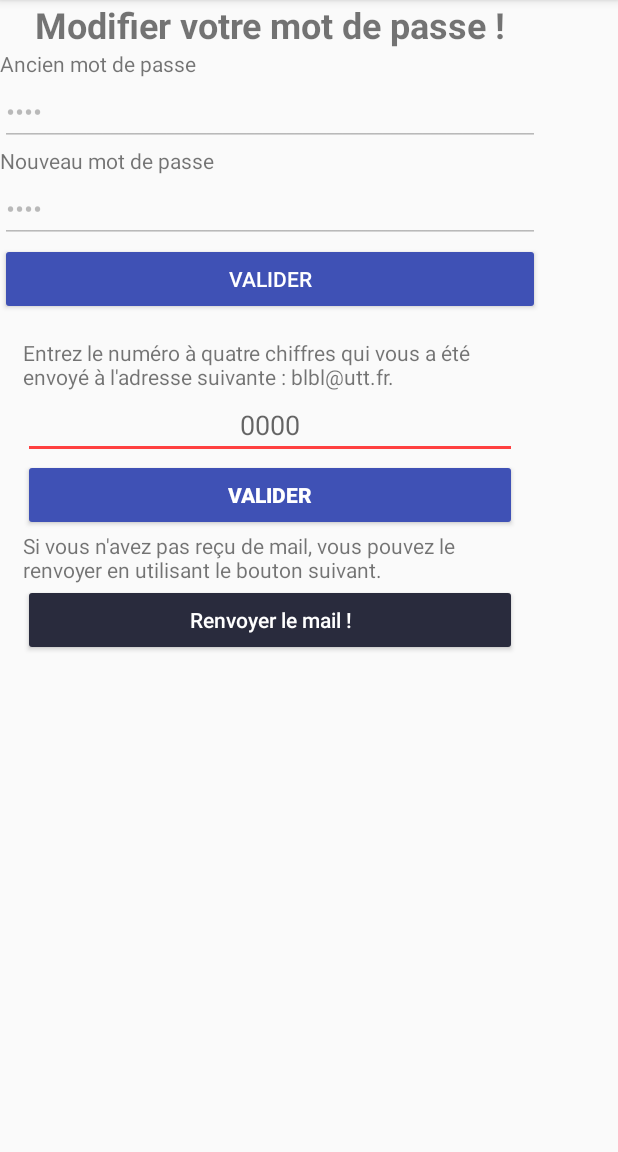
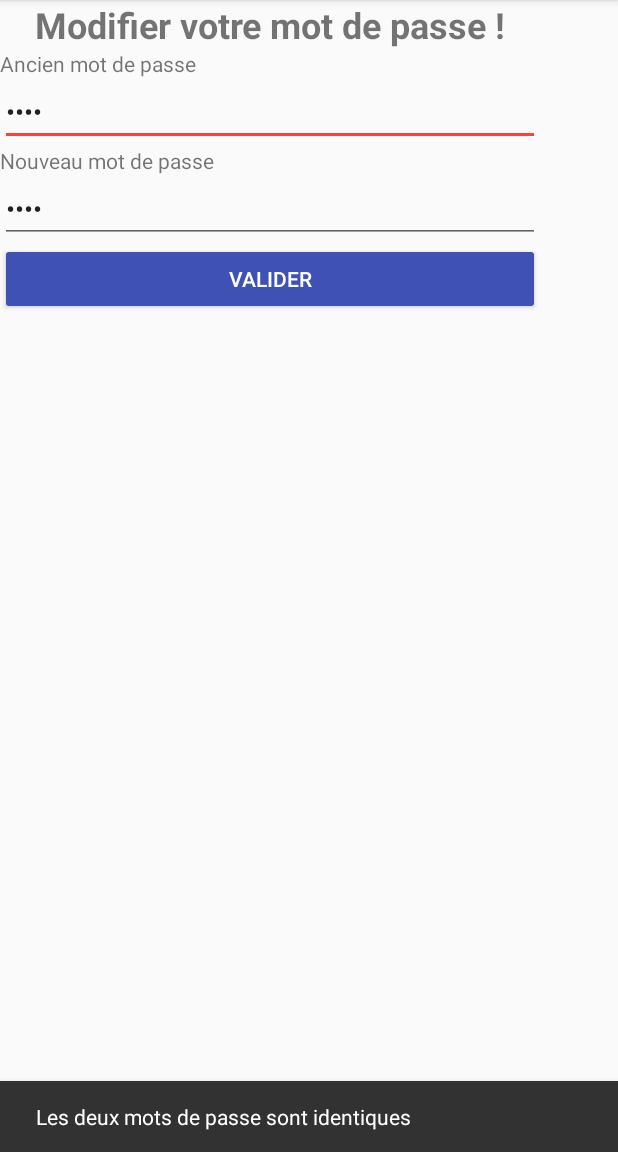
Before and after one commit to BonnefoyC/Projet_if26_android, an Android app: the ModifierMdp screen opened directly, with no data from a screen before it, after a tap on "VALIDER", on a phone screen of 412 x 824 dp, the part 84-1236 px from its top. Run offline under Robolectric (Android 15) with nearby library versions, the phone set to English and light mode, and no system bars.

Commit message:
Modification mot de passe

```diff
--- a/app/src/main/java/fr/clbonnefoy1/projet_if26_android/ModifierMdp.java
+++ b/app/src/main/java/fr/clbonnefoy1/projet_if26_android/ModifierMdp.java
@@ -1,12 +1,16 @@
 package fr.clbonnefoy1.projet_if26_android;
 
 import android.content.Context;
+import android.support.design.widget.Snackbar;
 import android.support.v7.app.AppCompatActivity;
 import android.os.Bundle;
+import android.util.Log;
 import android.view.View;
 import android.widget.Button;
 import android.widget.EditText;
 import android.widget.LinearLayout;
+
+import java.util.Random;
 
 public class ModifierMdp extends AppCompatActivity {
 
@@ -22,10 +26,14 @@
     private Button bt_num_temp;
     private Button bt_mail;
 
+    private int code;
+
     @Override
     protected void onCreate(Bundle savedInstanceState) {
         super.onCreate(savedInstanceState);
         setContentView(R.layout.activity_modifier_mdp);
+
+        mContext = this;
 
         ll_mdp = (LinearLayout)findViewById(R.id.ll_mdp);
         et_ancien_mdp = (EditText)findViewById(R.id.et_ancien_mdp);
@@ -41,12 +49,28 @@
             @Override
             public void onClick(View v) {
 
-                //descativate ll_mpd components
-                et_ancien_mdp.setEnabled(false);
-                et_nouveau_mdp.setEnabled(false);
-                bt_mdp.setClickable(false);
+                String ancien_mdp = et_ancien_mdp.getText().toString();
+                String nouveau_mdp = et_nouveau_mdp.getText().toString();
 
-                ll_num_temp.setVisibility(View.VISIBLE);
+
+                if(!ancien_mdp.equals(nouveau_mdp)) {
+                    //descativate ll_mpd components
+                    et_ancien_mdp.setEnabled(false);
+                    et_nouveau_mdp.setEnabled(false);
+                    bt_mdp.setClickable(false);
+
+                    ll_num_temp.setVisibility(View.VISIBLE);
+
+                    sendSms();
+
+                } else {
+                    LinearLayout mRootView = (LinearLayout) findViewById(R.id.LinearLayout);
+                    Snackbar.make(mRootView,"Les deux mots de passe sont identiques", Snackbar.LENGTH_LONG)
+                            .setAction("Action", null).show();
+                }
+
+
+
 
             }
         });
@@ -54,6 +78,17 @@
         bt_num_temp.setOnClickListener(new View.OnClickListener() {
             @Override
             public void onClick(View v) {
+                String num_temp = et_num_temp.getText().toString();
+                if ( code == Integer.parseInt(num_temp)){
+                    LinearLayout mRootView = (LinearLayout) findViewById(R.id.LinearLayout);
+                    Snackbar.make(mRootView,"Le mot de passe est modifié", Snackbar.LENGTH_LONG)
+                            .setAction("Action", null).show();
+
+                } else {
+                    LinearLayout mRootView = (LinearLayout) findViewById(R.id.LinearLayout);
+                    Snackbar.make(mRootView,"Le code n'est pas bon", Snackbar.LENGTH_LONG)
+                            .setAction("Action", null).show();
+                }
 
             }
         });
@@ -61,13 +96,21 @@
         bt_mail.setOnClickListener(new View.OnClickListener() {
             @Override
             public void onClick(View v) {
-
+                sendSms();
+                LinearLayout mRootView = (LinearLayout) findViewById(R.id.LinearLayout);
+                Snackbar.make(mRootView,"SMS envoyé", Snackbar.LENGTH_LONG)
+                        .setAction("Action", null).show();
             }
         });
     }
 
-    private void sendEmail(){
+    private void sendSms(){
         //TODO
+        Random r = new Random();
+        code = r.nextInt(8999) + 1000;
+        Log.i("code", "" + code);
+
+        //SMS
     }
 
 }
--- a/app/src/main/res/layout/activity_modifier_mdp.xml
+++ b/app/src/main/res/layout/activity_modifier_mdp.xml
@@ -7,10 +7,9 @@
     tools:context="fr.clbonnefoy1.projet_if26_android.ModifierMdp">
 
     <LinearLayout
+        android:id="@+id/LinearLayout"
         android:layout_width="360dp"
         android:layout_height="511dp"
-        android:layout_marginLeft="0dp"
-        android:layout_marginTop="0dp"
         android:orientation="vertical"
         app:layout_constraintLeft_toLeftOf="parent"
         app:layout_constraintTop_toTopOf="parent">
```
